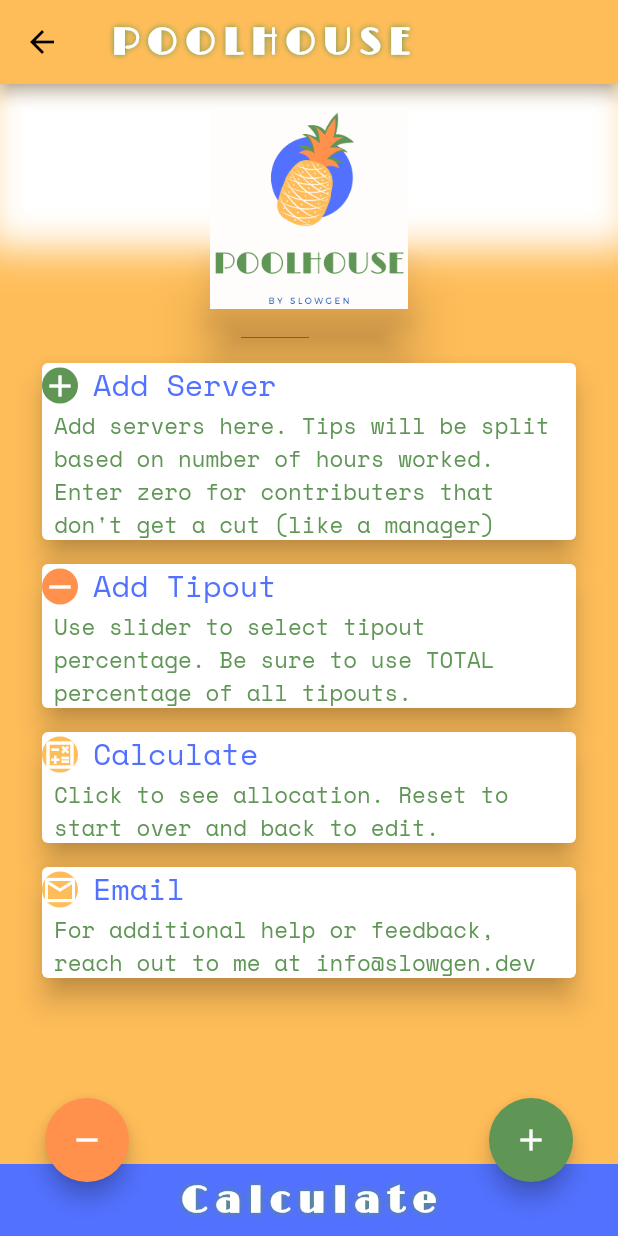
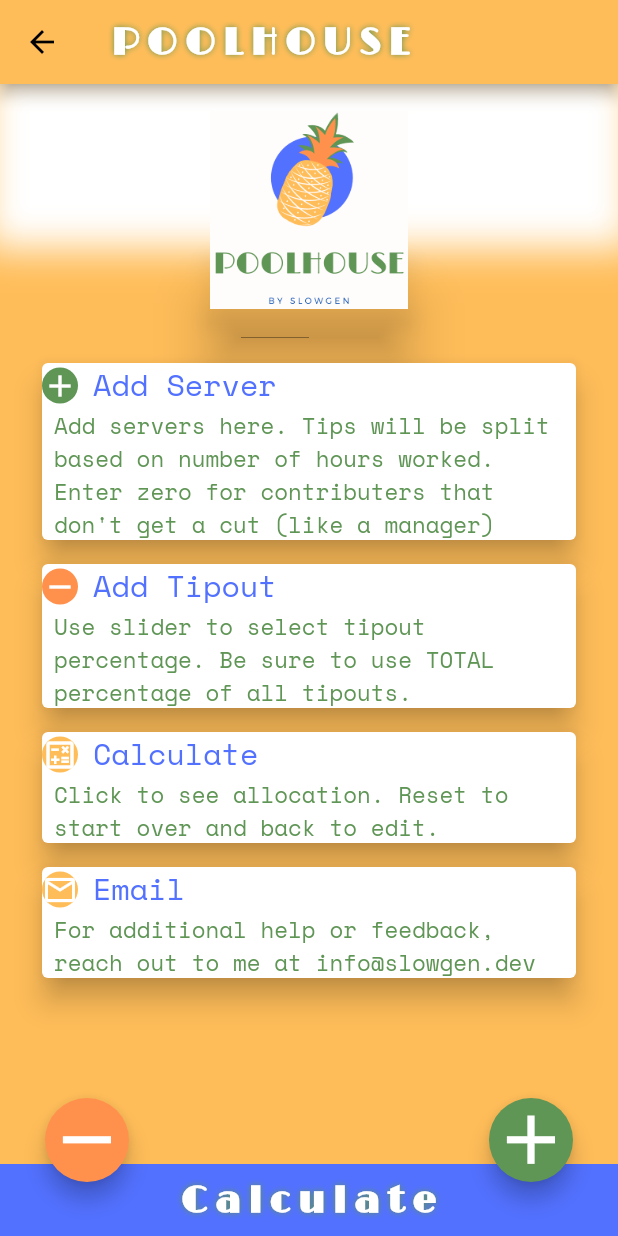
Before and after one commit to SlowGen/Poolhouse-Flutter, a Flutter app: the PrimaryScreen screen opened by its route, after a tap on the "remove" icon, on a phone screen of 412 x 824 dp. Run offline on Flutter 3.47's test engine with Material 2 defaults, Android fonts, the phone set to English and light mode, and no system bars.

Commit message:
Feat: resized FABs on primary screen

```diff
--- a/lib/screens/primary_screen.dart
+++ b/lib/screens/primary_screen.dart
@@ -36,7 +36,10 @@ class _PrimaryScreenState extends State<PrimaryScreen> {
             bottom: 20,
             child: FloatingActionButton(
               heroTag: 'server',
-              child: Icon(Icons.add),
+              child: Icon(
+                Icons.add,
+                size: 55.0,
+              ),
               onPressed: () {
                 setState(() {
                   showInstructions = false;
@@ -54,7 +57,10 @@ class _PrimaryScreenState extends State<PrimaryScreen> {
             child: FloatingActionButton(
               heroTag: 'tipout',
               backgroundColor: kAccentColorOrange,
-              child: Icon(Icons.remove),
+              child: Icon(
+                Icons.remove,
+                size: 55.0,
+              ),
               onPressed: () {
                 setState(() {
                   showInstructions = false;
```
